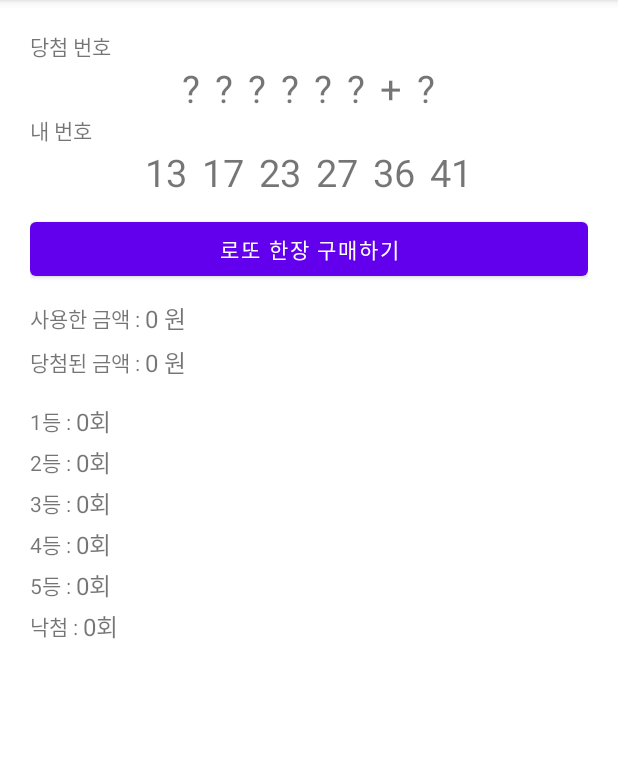
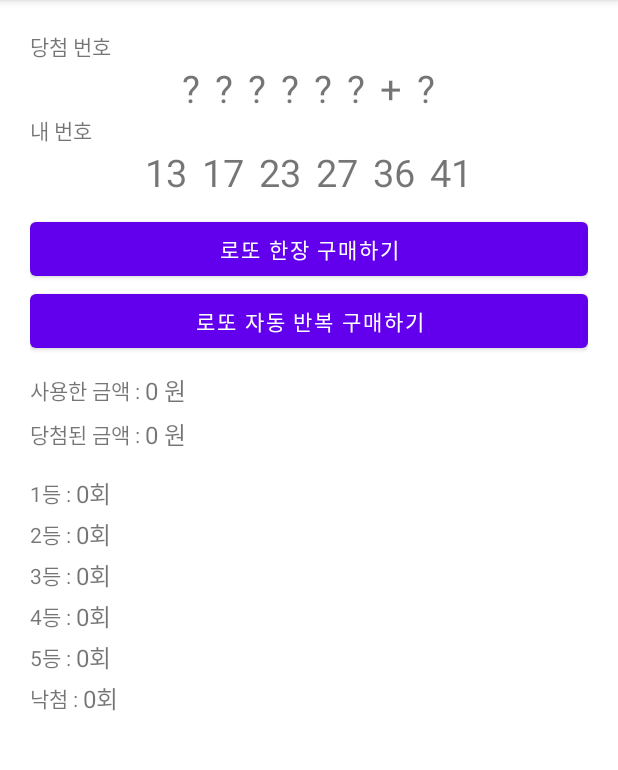
Before and after one commit to nepp-plus/LottoSimulator_20220303, an Android app: the screen it shows after launch (MainActivity), on a phone screen of 412 x 824 dp, the part 84-854 px from its top. Run offline under Robolectric (Android 15) with nearby library versions, the phone set to English and light mode, and no system bars.

```diff
--- a/app/src/main/res/layout/activity_main.xml
+++ b/app/src/main/res/layout/activity_main.xml
@@ -146,6 +146,13 @@
         android:layout_width="match_parent"
         android:layout_height="wrap_content"
         android:text="로또 한장 구매하기" />
+
+    <Button
+        android:id="@+id/btnAutoBuy"
+        android:layout_width="match_parent"
+        android:layout_height="wrap_content"
+        android:text="로또 자동 반복 구매하기" />
+
 
     <LinearLayout
         android:layout_width="match_parent"
```
Also changed, not shown: app/src/main/java/com/neppplus/lottosimulator_20220303/MainActivity.kt (+20 -0 lines).
